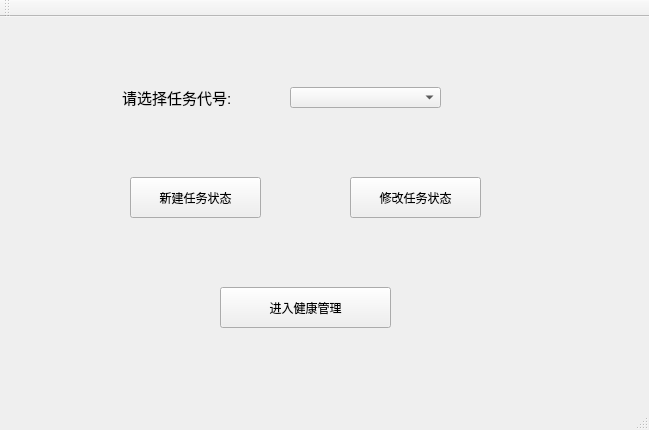
Before: the Qt Designer form firstmainwindow.ui in xiaofefe/Satellite_communication_software, drawn with Qt 5.
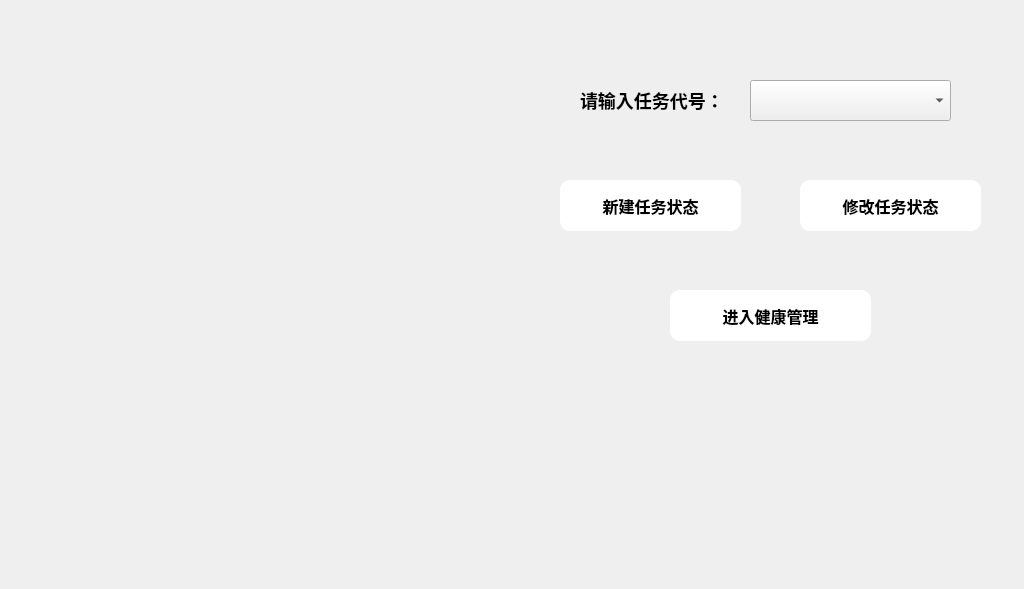
After: the same form once the commit is applied. Icons and pictures are not drawn.

Diff of the .ui file:
```diff
--- a/firstmainwindow.ui
+++ b/firstmainwindow.ui
@@ -6,92 +6,86 @@
    <rect>
     <x>0</x>
     <y>0</y>
-    <width>649</width>
-    <height>430</height>
+    <width>1024</width>
+    <height>589</height>
    </rect>
   </property>
   <property name="minimumSize">
    <size>
-    <width>649</width>
-    <height>430</height>
+    <width>1024</width>
+    <height>589</height>
    </size>
   </property>
   <property name="maximumSize">
    <size>
-    <width>649</width>
-    <height>430</height>
+    <width>1024</width>
+    <height>589</height>
    </size>
   </property>
   <property name="windowTitle">
    <string>FirstMainWindow</string>
   </property>
   <property name="styleSheet">
-   <string notr="true">
+   <string notr="true">*{
+  background-image: url(:/images/weixin_Main.jpg);
+}
+QLabel{
+  background:transparent;
+  font:bold 18px;
+}
+QPushButton{
+  border-radius:10px;
+  font:bold 16px;
+  background-color:rgba(255,255,255);
+  border-style:outset;
+}
+QPushButton:pressed{
+  background-color:rgba(100,255,100,200);
+  border-style:inset;
+}
+QPushButton:hover{
+ background-color:rgba(100,255,100,100);
+}
+
+
 </string>
   </property>
   <widget class="QWidget" name="centralWidget">
-   <widget class="QWidget" name="widget" native="true">
-    <property name="geometry">
-     <rect>
-      <x>70</x>
-      <y>50</y>
-      <width>511</width>
-      <height>61</height>
-     </rect>
-    </property>
     <widget class="QLabel" name="label">
      <property name="geometry">
       <rect>
-       <x>52</x>
-       <y>20</y>
-       <width>151</width>
-       <height>20</height>
-      </rect>
-     </property>
-     <property name="font">
-      <font>
-       <pointsize>11</pointsize>
-      </font>
-     </property>
+      <x>580</x>
+      <y>80</y>
+      <width>161</width>
+      <height>41</height>
+     </rect>
+    </property>
      <property name="text">
-      <string>请选择任务代号:</string>
+     <string>请输入任务代号：</string>
      </property>
     </widget>
     <widget class="QComboBox" name="comboBox">
      <property name="geometry">
       <rect>
-       <x>220</x>
-       <y>20</y>
-       <width>151</width>
-       <height>21</height>
-      </rect>
-     </property>
-     <property name="sizePolicy">
-      <sizepolicy hsizetype="Preferred" vsizetype="Fixed">
-       <horstretch>0</horstretch>
-       <verstretch>0</verstretch>
-      </sizepolicy>
-     </property>
-    </widget>
-   </widget>
-   <widget class="QWidget" name="widget_2" native="true">
-    <property name="geometry">
-     <rect>
-      <x>70</x>
-      <y>140</y>
-      <width>561</width>
-      <height>81</height>
-     </rect>
-    </property>
+      <x>750</x>
+      <y>80</y>
+      <width>201</width>
+      <height>41</height>
+     </rect>
+    </property>
+   </widget>
     <widget class="QPushButton" name="NewTaskStatePushButton">
      <property name="geometry">
       <rect>
-       <x>60</x>
-       <y>20</y>
-       <width>131</width>
-       <height>41</height>
-      </rect>
-     </property>
+      <x>560</x>
+      <y>180</y>
+      <width>181</width>
+      <height>51</height>
+     </rect>
+    </property>
+    <property name="styleSheet">
+     <string notr="true"/>
+    </property>
      <property name="text">
       <string>新建任务状态</string>
      </property>
@@ -99,33 +93,23 @@
     <widget class="QPushButton" name="ModifyTaskStatePushButton">
      <property name="geometry">
       <rect>
-       <x>280</x>
-       <y>20</y>
-       <width>131</width>
-       <height>41</height>
+      <x>800</x>
+      <y>180</y>
+      <width>181</width>
+      <height>51</height>
       </rect>
      </property>
      <property name="text">
       <string>修改任务状态</string>
      </property>
     </widget>
-   </widget>
-   <widget class="QWidget" name="widget_3" native="true">
-    <property name="geometry">
-     <rect>
-      <x>40</x>
-      <y>250</y>
-      <width>561</width>
-      <height>81</height>
-     </rect>
-    </property>
     <widget class="QPushButton" name="EnterManageSystemPushButton">
      <property name="geometry">
       <rect>
-       <x>180</x>
-       <y>20</y>
-       <width>171</width>
-       <height>41</height>
+      <x>670</x>
+      <y>290</y>
+      <width>201</width>
+      <height>51</height>
       </rect>
      </property>
      <property name="text">
@@ -133,26 +117,6 @@
      </property>
     </widget>
    </widget>
-  </widget>
-  <widget class="QMenuBar" name="menuBar">
-   <property name="geometry">
-    <rect>
-     <x>0</x>
-     <y>0</y>
-     <width>649</width>
-     <height>26</height>
-    </rect>
-   </property>
-  </widget>
-  <widget class="QToolBar" name="mainToolBar">
-   <attribute name="toolBarArea">
-    <enum>TopToolBarArea</enum>
-   </attribute>
-   <attribute name="toolBarBreak">
-    <bool>false</bool>
-   </attribute>
-  </widget>
-  <widget class="QStatusBar" name="statusBar"/>
  </widget>
  <layoutdefault spacing="6" margin="11"/>
  <resources/>
```
Lines whose indentation alone changed are shown as unchanged.
